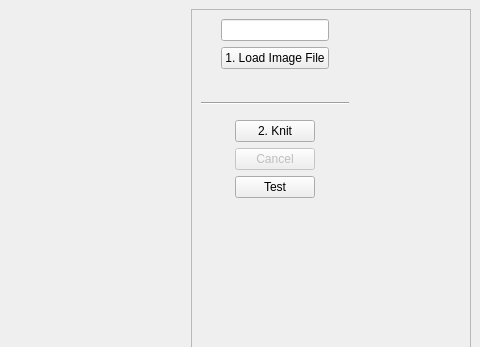
Old version of the form src/main/python/ayab/main_gui.ui in the repository AllYarnsAreBeautiful/ayab-desktop; both pictures show x 528 to 1008 and y 0 to 347 of the 1008 by 900 pixel window.
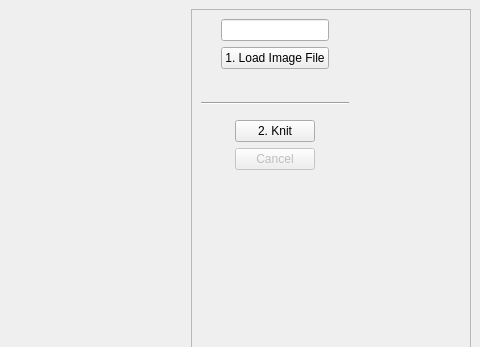
New version of the form.

Commit message: Updated hardware test dialog and communication after API change from text commands.

Patch:
```diff
--- a/src/main/python/ayab/main_gui.ui
+++ b/src/main/python/ayab/main_gui.ui
@@ -266,16 +266,6 @@
              </property>
             </widget>
            </item>
-           <item>
-            <widget class="QPushButton" name="test_button">
-             <property name="text">
-              <string>Test</string>
-             </property>
-             <property name="shortcut">
-              <string notr="true">T</string>
-             </property>
-            </widget>
-           </item>
           </layout>
          </widget>
         </item>
```
The commit also changes 10 other files.
